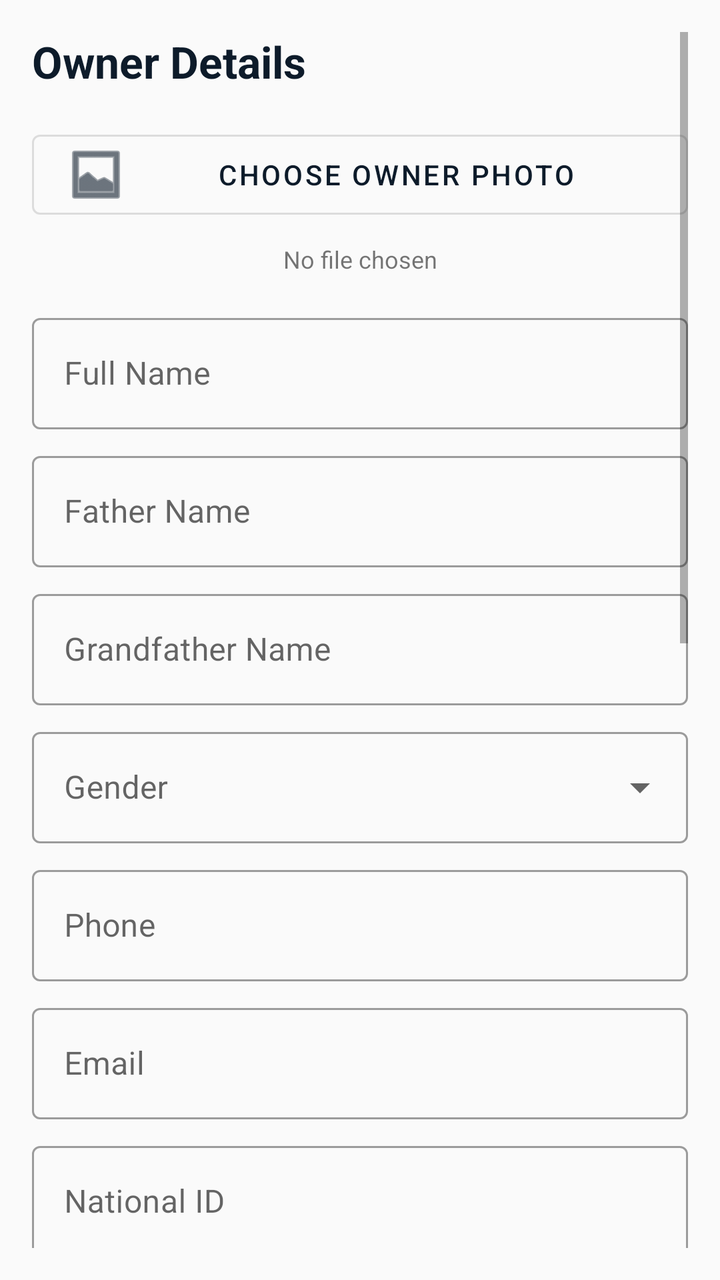
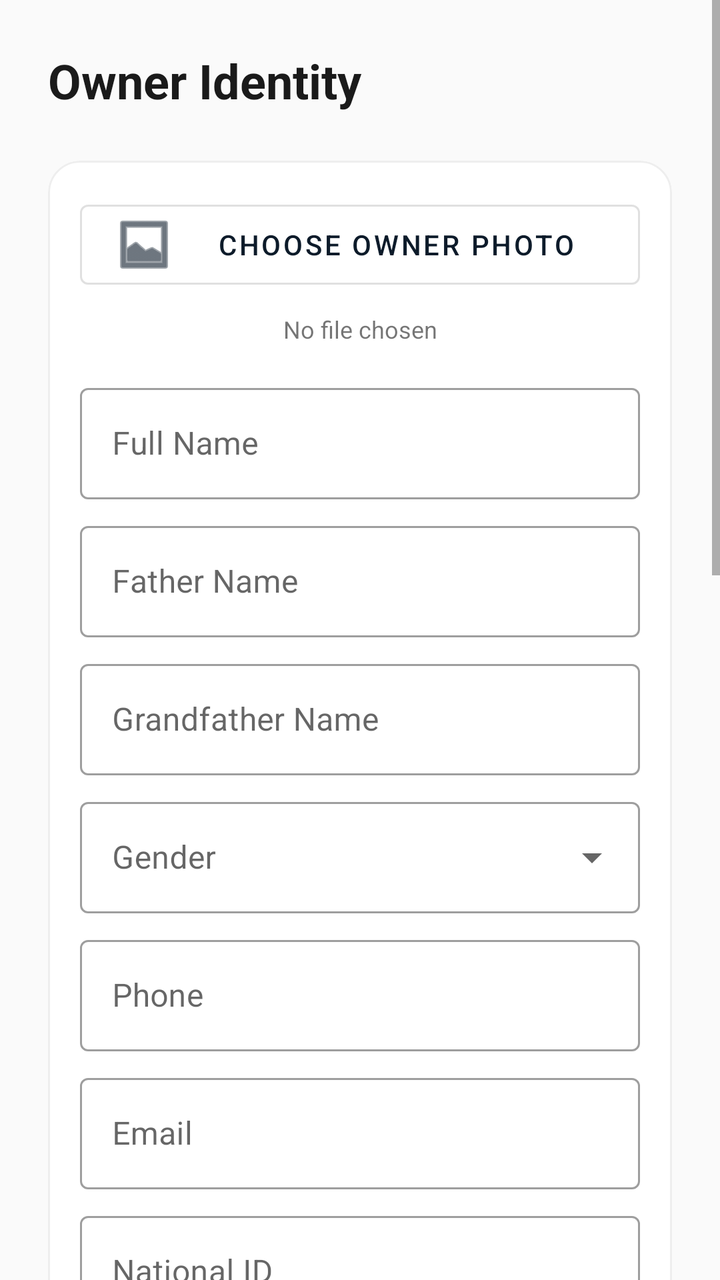

The first picture is an Android layout as it rendered before a commit; the second is the same layout after the commit. The layout source and the unified diff follow.
<!-- AndroidManifest.xml: application theme Theme.Salesagentapp -->
<!-- res/layout/fragment_owner_info.xml -->
<?xml version="1.0" encoding="utf-8"?>
<ScrollView xmlns:android="http://schemas.android.com/apk/res/android"
    xmlns:app="http://schemas.android.com/apk/res-auto"
    android:layout_width="match_parent"
    android:layout_height="match_parent"
    android:background="#FAFAFA"
    android:padding="16dp">

    <LinearLayout
        android:layout_width="match_parent"
        android:layout_height="wrap_content"
        android:orientation="vertical">

        <TextView android:layout_width="match_parent" android:layout_height="wrap_content" android:text="Owner Details" android:textSize="22sp" android:textStyle="bold" android:textColor="#0d1b2a" android:layout_marginBottom="16dp"/>

        <Button
            android:id="@+id/RenOwnerBtnChooseFile"
            style="@style/Widget.MaterialComponents.Button.OutlinedButton"
            android:layout_width="match_parent"
            android:layout_height="wrap_content"
            android:layout_marginBottom="8dp"
            android:text="Choose Owner Photo"
            app:icon="@android:drawable/ic_menu_gallery" />

        <TextView
            android:id="@+id/RenOwnerTvFileName"
            android:layout_width="match_parent"
            android:layout_height="wrap_content"
            android:text="No file chosen"
            android:textSize="12sp"
            android:layout_marginBottom="16dp"
            android:gravity="center" />

        <com.google.android.material.textfield.TextInputLayout style="@style/Widget.MaterialComponents.TextInputLayout.OutlinedBox" android:layout_width="match_parent" android:layout_height="wrap_content" android:hint="Full Name" android:layout_marginBottom="8dp"><com.google.android.material.textfield.TextInputEditText android:id="@+id/RenOwnerEtFullName" android:layout_width="match_parent" android:layout_height="wrap_content"/></com.google.android.material.textfield.TextInputLayout>
        <com.google.android.material.textfield.TextInputLayout style="@style/Widget.MaterialComponents.TextInputLayout.OutlinedBox" android:layout_width="match_parent" android:layout_height="wrap_content" android:hint="Father Name" android:layout_marginBottom="8dp"><com.google.android.material.textfield.TextInputEditText android:id="@+id/RenOwnerEtFatherName" android:layout_width="match_parent" android:layout_height="wrap_content"/></com.google.android.material.textfield.TextInputLayout>
        <com.google.android.material.textfield.TextInputLayout style="@style/Widget.MaterialComponents.TextInputLayout.OutlinedBox" android:layout_width="match_parent" android:layout_height="wrap_content" android:hint="Grandfather Name" android:layout_marginBottom="8dp"><com.google.android.material.textfield.TextInputEditText android:id="@+id/RenOwnerEtGrandfatherName" android:layout_width="match_parent" android:layout_height="wrap_content"/></com.google.android.material.textfield.TextInputLayout>
        <com.google.android.material.textfield.TextInputLayout style="@style/Widget.MaterialComponents.TextInputLayout.OutlinedBox.ExposedDropdownMenu" android:layout_width="match_parent" android:layout_height="wrap_content" android:hint="Gender" android:layout_marginBottom="8dp"><AutoCompleteTextView android:id="@+id/RenOwnerActvGender" android:layout_width="match_parent" android:layout_height="wrap_content" android:inputType="none"/></com.google.android.material.textfield.TextInputLayout>
        <com.google.android.material.textfield.TextInputLayout style="@style/Widget.MaterialComponents.TextInputLayout.OutlinedBox" android:layout_width="match_parent" android:layout_height="wrap_content" android:hint="Phone" android:layout_marginBottom="8dp"><com.google.android.material.textfield.TextInputEditText android:id="@+id/RenOwnerEtPhone" android:layout_width="match_parent" android:layout_height="wrap_content" android:inputType="phone"/></com.google.android.material.textfield.TextInputLayout>
        <com.google.android.material.textfield.TextInputLayout style="@style/Widget.MaterialComponents.TextInputLayout.OutlinedBox" android:layout_width="match_parent" android:layout_height="wrap_content" android:hint="Email" android:layout_marginBottom="8dp"><com.google.android.material.textfield.TextInputEditText android:id="@+id/RenOwnerEtEmail" android:layout_width="match_parent" android:layout_height="wrap_content" android:inputType="textEmailAddress"/></com.google.android.material.textfield.TextInputLayout>
        <com.google.android.material.textfield.TextInputLayout style="@style/Widget.MaterialComponents.TextInputLayout.OutlinedBox" android:layout_width="match_parent" android:layout_height="wrap_content" android:hint="National ID" android:layout_marginBottom="16dp"><com.google.android.material.textfield.TextInputEditText android:id="@+id/RenOwnerEtNationalId" android:layout_width="match_parent" android:layout_height="wrap_content"/></com.google.android.material.textfield.TextInputLayout>

        <TextView android:layout_width="wrap_content" android:layout_height="wrap_content" android:text="ORIGIN" android:textStyle="bold" android:layout_marginBottom="8dp"/>
        <com.google.android.material.textfield.TextInputLayout style="@style/Widget.MaterialComponents.TextInputLayout.OutlinedBox" android:layout_width="match_parent" android:layout_height="wrap_content" android:hint="Province" android:layout_marginBottom="8dp"><com.google.android.material.textfield.TextInputEditText android:id="@+id/RenOwnerEtOriginProv" android:layout_width="match_parent" android:layout_height="wrap_content"/></com.google.android.material.textfield.TextInputLayout>
        <com.google.android.material.textfield.TextInputLayout style="@style/Widget.MaterialComponents.TextInputLayout.OutlinedBox" android:layout_width="match_parent" android:layout_height="wrap_content" android:hint="District" android:layout_marginBottom="8dp"><com.google.android.material.textfield.TextInputEditText android:id="@+id/RenOwnerEtOriginDist" android:layout_width="match_parent" android:layout_height="wrap_content"/></com.google.android.material.textfield.TextInputLayout>
        <com.google.android.material.textfield.TextInputLayout style="@style/Widget.MaterialComponents.TextInputLayout.OutlinedBox" android:layout_width="match_parent" android:layout_height="wrap_content" android:hint="Village" android:layout_marginBottom="16dp"><com.google.android.material.textfield.TextInputEditText android:id="@+id/RenOwnerEtOriginVillage" android:layout_width="match_parent" android:layout_height="wrap_content"/></com.google.android.material.textfield.TextInputLayout>

        <TextView android:layout_width="wrap_content" android:layout_height="wrap_content" android:text="CURRENT RESIDENCE" android:textStyle="bold" android:layout_marginBottom="8dp"/>
        <com.google.android.material.textfield.TextInputLayout style="@style/Widget.MaterialComponents.TextInputLayout.OutlinedBox" android:layout_width="match_parent" android:layout_height="wrap_content" android:hint="Province" android:layout_marginBottom="8dp"><com.google.android.material.textfield.TextInputEditText android:id="@+id/RenOwnerEtResProv" android:layout_width="match_parent" android:layout_height="wrap_content"/></com.google.android.material.textfield.TextInputLayout>
        <com.google.android.material.textfield.TextInputLayout style="@style/Widget.MaterialComponents.TextInputLayout.OutlinedBox" android:layout_width="match_parent" android:layout_height="wrap_content" android:hint="District" android:layout_marginBottom="8dp"><com.google.android.material.textfield.TextInputEditText android:id="@+id/RenOwnerEtResDist" android:layout_width="match_parent" android:layout_height="wrap_content"/></com.google.android.material.textfield.TextInputLayout>
        <com.google.android.material.textfield.TextInputLayout style="@style/Widget.MaterialComponents.TextInputLayout.OutlinedBox" android:layout_width="match_parent" android:layout_height="wrap_content" android:hint="Village" android:layout_marginBottom="16dp"><com.google.android.material.textfield.TextInputEditText android:id="@+id/RenOwnerEtResVillage" android:layout_width="match_parent" android:layout_height="wrap_content"/></com.google.android.material.textfield.TextInputLayout>

        <com.google.android.material.textfield.TextInputLayout style="@style/Widget.MaterialComponents.TextInputLayout.OutlinedBox" android:layout_width="match_parent" android:layout_height="wrap_content" android:hint="GPS Coordinates (Lat, Long)" android:layout_marginBottom="24dp"><com.google.android.material.textfield.TextInputEditText android:id="@+id/RenOwnerEtGpsCoords" android:layout_width="match_parent" android:layout_height="wrap_content"/></com.google.android.material.textfield.TextInputLayout>

        <Button android:id="@+id/RenOwnerBtnNext" android:layout_width="match_parent" android:layout_height="60dp" android:text="Next: Renter" android:backgroundTint="#0d1b2a"/>
    </LinearLayout>
</ScrollView>
<!-- resources referenced by this layout -->
<resources>
  <style name="Theme.Salesagentapp" parent="Theme.MaterialComponents.DayNight.NoActionBar">
          <item name="colorPrimary">@color/sapphire_dark</item>
          <item name="colorSecondary">@color/teal_accent</item>
          <item name="android:windowBackground">@color/white</item>
      </style>
  <color name="sapphire_dark">#0d1b2a</color>
  <color name="teal_accent">#319795</color>
  <color name="white">#ffffff</color>
</resources>

<!-- the commit's change to res/layout/fragment_owner_info.xml (unified diff, before → after) -->
@@ -4,53 +4,137 @@
     android:layout_width="match_parent"
     android:layout_height="match_parent"
     android:background="#FAFAFA"
-    android:padding="16dp">
+    android:fillViewport="true">
 
     <LinearLayout
         android:layout_width="match_parent"
         android:layout_height="wrap_content"
-        android:orientation="vertical">
+        android:orientation="vertical"
+        android:padding="24dp">
 
-        <TextView android:layout_width="match_parent" android:layout_height="wrap_content" android:text="Owner Details" android:textSize="22sp" android:textStyle="bold" android:textColor="#0d1b2a" android:layout_marginBottom="16dp"/>
+        <TextView
+            android:layout_width="match_parent"
+            android:layout_height="wrap_content"
+            android:text="Owner Identity"
+            android:textSize="24sp"
+            android:textStyle="bold"
+            android:textColor="#1A1A1A"
+            android:layout_marginBottom="24dp"/>
+
+        
+        <com.google.android.material.card.MaterialCardView
+            android:layout_width="match_parent"
+            android:layout_height="wrap_content"
+            android:layout_marginBottom="24dp"
+            app:cardCornerRadius="16dp"
+            app:cardElevation="0dp"
+            app:strokeWidth="1dp"
+            app:strokeColor="#EEEEEE">
+
+            <LinearLayout
+                android:layout_width="match_parent"
+                android:layout_height="wrap_content"
+                android:orientation="vertical"
+                android:padding="16dp">
+
+                <Button
+                    android:id="@+id/RenOwnerBtnChooseFile"
+                    style="@style/Widget.MaterialComponents.Button.OutlinedButton"
+                    android:layout_width="match_parent"
+                    android:layout_height="wrap_content"
+                    android:text="Choose Owner Photo"
+                    app:icon="@android:drawable/ic_menu_gallery" />
+
+                <TextView
+                    android:id="@+id/RenOwnerTvFileName"
+                    android:layout_width="match_parent"
+                    android:layout_height="wrap_content"
+                    android:text="No file chosen"
+                    android:textSize="12sp"
+                    android:layout_marginTop="8dp"
+                    android:gravity="center" />
+
+                <com.google.android.material.textfield.TextInputLayout style="@style/Widget.MaterialComponents.TextInputLayout.OutlinedBox" android:layout_width="match_parent" android:layout_height="wrap_content" android:hint="Full Name" android:layout_marginTop="16dp">
+                    <com.google.android.material.textfield.TextInputEditText android:id="@+id/RenOwnerEtFullName" android:layout_width="match_parent" android:layout_height="wrap_content"/>
+                </com.google.android.material.textfield.TextInputLayout>
+
+                <com.google.android.material.textfield.TextInputLayout style="@style/Widget.MaterialComponents.TextInputLayout.OutlinedBox" android:layout_width="match_parent" android:layout_height="wrap_content" android:hint="Father Name" android:layout_marginTop="8dp">
+                    <com.google.android.material.textfield.TextInputEditText android:id="@+id/RenOwnerEtFatherName" android:layout_width="match_parent" android:layout_height="wrap_content"/>
+                </com.google.android.material.textfield.TextInputLayout>
+
+                <com.google.android.material.textfield.TextInputLayout style="@style/Widget.MaterialComponents.TextInputLayout.OutlinedBox" android:layout_width="match_parent" android:layout_height="wrap_content" android:hint="Grandfather Name" android:layout_marginTop="8dp">
+                    <com.google.android.material.textfield.TextInputEditText android:id="@+id/RenOwnerEtGrandfatherName" android:layout_width="match_parent" android:layout_height="wrap_content"/>
+                </com.google.android.material.textfield.TextInputLayout>
+
+                <com.google.android.material.textfield.TextInputLayout style="@style/Widget.MaterialComponents.TextInputLayout.OutlinedBox.ExposedDropdownMenu" android:layout_width="match_parent" android:layout_height="wrap_content" android:hint="Gender" android:layout_marginTop="8dp">
+                    <AutoCompleteTextView android:id="@+id/RenOwnerActvGender" android:layout_width="match_parent" android:layout_height="wrap_content" android:inputType="none"/>
+                </com.google.android.material.textfield.TextInputLayout>
+
+                <com.google.android.material.textfield.TextInputLayout style="@style/Widget.MaterialComponents.TextInputLayout.OutlinedBox" android:layout_width="match_parent" android:layout_height="wrap_content" android:hint="Phone" android:layout_marginTop="8dp">
+                    <com.google.android.material.textfield.TextInputEditText android:id="@+id/RenOwnerEtPhone" android:layout_width="match_parent" android:layout_height="wrap_content" android:inputType="phone"/>
+                </com.google.android.material.textfield.TextInputLayout>
+
+                <com.google.android.material.textfield.TextInputLayout style="@style/Widget.MaterialComponents.TextInputLayout.OutlinedBox" android:layout_width="match_parent" android:layout_height="wrap_content" android:hint="Email" android:layout_marginTop="8dp">
+                    <com.google.android.material.textfield.TextInputEditText android:id="@+id/RenOwnerEtEmail" android:layout_width="match_parent" android:layout_height="wrap_content" android:inputType="textEmailAddress"/>
+                </com.google.android.material.textfield.TextInputLayout>
+
+                <com.google.android.material.textfield.TextInputLayout style="@style/Widget.MaterialComponents.TextInputLayout.OutlinedBox" android:layout_width="match_parent" android:layout_height="wrap_content" android:hint="National ID" android:layout_marginTop="8dp">
+                    <com.google.android.material.textfield.TextInputEditText android:id="@+id/RenOwnerEtNationalId" android:layout_width="match_parent" android:layout_height="wrap_content"/>
+                </com.google.android.material.textfield.TextInputLayout>
+            </LinearLayout>
+        </com.google.android.material.card.MaterialCardView>
+
+        
+        <TextView android:layout_width="wrap_content" android:layout_height="wrap_content" android:text="Location Details" android:textStyle="bold" android:textSize="18sp" android:layout_marginBottom="12dp" android:textColor="#1A1A1A"/>
+
+        <com.google.android.material.card.MaterialCardView
+            android:layout_width="match_parent"
+            android:layout_height="wrap_content"
+            android:layout_marginBottom="24dp"
+            app:cardCornerRadius="16dp"
+            app:cardElevation="0dp"
+            app:strokeWidth="1dp"
+            app:strokeColor="#EEEEEE">
+
+            <LinearLayout android:layout_width="match_parent" android:layout_height="wrap_content" android:orientation="vertical" android:padding="16dp">
+                <TextView android:layout_width="wrap_content" android:layout_height="wrap_content" android:text="ORIGIN" android:textSize="12sp" android:textColor="#9E9E9E" android:textStyle="bold" android:letterSpacing="0.1"/>
+                <com.google.android.material.textfield.TextInputLayout style="@style/Widget.MaterialComponents.TextInputLayout.OutlinedBox" android:layout_width="match_parent" android:layout_height="wrap_content" android:hint="Province">
+                    <com.google.android.material.textfield.TextInputEditText android:id="@+id/RenOwnerEtOriginProv" android:layout_width="match_parent" android:layout_height="wrap_content"/>
+                </com.google.android.material.textfield.TextInputLayout>
+                <com.google.android.material.textfield.TextInputLayout style="@style/Widget.MaterialComponents.TextInputLayout.OutlinedBox" android:layout_width="match_parent" android:layout_height="wrap_content" android:hint="District" android:layout_marginTop="8dp">
+                    <com.google.android.material.textfield.TextInputEditText android:id="@+id/RenOwnerEtOriginDist" android:layout_width="match_parent" android:layout_height="wrap_content"/>
+                </com.google.android.material.textfield.TextInputLayout>
+                <com.google.android.material.textfield.TextInputLayout style="@style/Widget.MaterialComponents.TextInputLayout.OutlinedBox" android:layout_width="match_parent" android:layout_height="wrap_content" android:hint="Village" android:layout_marginTop="8dp">
+                    <com.google.android.material.textfield.TextInputEditText android:id="@+id/RenOwnerEtOriginVillage" android:layout_width="match_parent" android:layout_height="wrap_content"/>
+                </com.google.android.material.textfield.TextInputLayout>
+
+                <View android:layout_width="match_parent" android:layout_height="1dp" android:background="#EEEEEE" android:layout_marginVertical="16dp"/>
+
+                <TextView android:layout_width="wrap_content" android:layout_height="wrap_content" android:text="CURRENT RESIDENCE" android:textSize="12sp" android:textColor="#9E9E9E" android:textStyle="bold" android:letterSpacing="0.1"/>
+                <com.google.android.material.textfield.TextInputLayout style="@style/Widget.MaterialComponents.TextInputLayout.OutlinedBox" android:layout_width="match_parent" android:layout_height="wrap_content" android:hint="Province" android:layout_marginTop="8dp">
+                    <com.google.android.material.textfield.TextInputEditText android:id="@+id/RenOwnerEtResProv" android:layout_width="match_parent" android:layout_height="wrap_content"/>
+                </com.google.android.material.textfield.TextInputLayout>
+                <com.google.android.material.textfield.TextInputLayout style="@style/Widget.MaterialComponents.TextInputLayout.OutlinedBox" android:layout_width="match_parent" android:layout_height="wrap_content" android:hint="District" android:layout_marginTop="8dp">
+                    <com.google.android.material.textfield.TextInputEditText android:id="@+id/RenOwnerEtResDist" android:layout_width="match_parent" android:layout_height="wrap_content"/>
+                </com.google.android.material.textfield.TextInputLayout>
+                <com.google.android.material.textfield.TextInputLayout style="@style/Widget.MaterialComponents.TextInputLayout.OutlinedBox" android:layout_width="match_parent" android:layout_height="wrap_content" android:hint="Village" android:layout_marginTop="8dp">
+                    <com.google.android.material.textfield.TextInputEditText android:id="@+id/RenOwnerEtResVillage" android:layout_width="match_parent" android:layout_height="wrap_content"/>
+                </com.google.android.material.textfield.TextInputLayout>
+                <com.google.android.material.textfield.TextInputLayout style="@style/Widget.MaterialComponents.TextInputLayout.OutlinedBox" android:layout_width="match_parent" android:layout_height="wrap_content" android:hint="GPS Coordinates (Lat, Long)" android:layout_marginTop="8dp">
+                    <com.google.android.material.textfield.TextInputEditText android:id="@+id/RenOwnerEtGpsCoords" android:layout_width="match_parent" android:layout_height="wrap_content"/>
+                </com.google.android.material.textfield.TextInputLayout>
+            </LinearLayout>
+        </com.google.android.material.card.MaterialCardView>
 
         <Button
-            android:id="@+id/RenOwnerBtnChooseFile"
-            style="@style/Widget.MaterialComponents.Button.OutlinedButton"
+            android:id="@+id/RenOwnerBtnNext"
             android:layout_width="match_parent"
-            android:layout_height="wrap_content"
-            android:layout_marginBottom="8dp"
-            android:text="Choose Owner Photo"
-            app:icon="@android:drawable/ic_menu_gallery" />
+            android:layout_height="64dp"
+            android:text="Next: Renter"
+            android:textSize="16sp"
+            android:textStyle="bold"
+            app:cornerRadius="16dp"
+            android:backgroundTint="#0d1b2a"/>
 
-        <TextView
-            android:id="@+id/RenOwnerTvFileName"
-            android:layout_width="match_parent"
-            android:layout_height="wrap_content"
-            android:text="No file chosen"
-            android:textSize="12sp"
-            android:layout_marginBottom="16dp"
-            android:gravity="center" />
-
-        <com.google.android.material.textfield.TextInputLayout style="@style/Widget.MaterialComponents.TextInputLayout.OutlinedBox" android:layout_width="match_parent" android:layout_height="wrap_content" android:hint="Full Name" android:layout_marginBottom="8dp"><com.google.android.material.textfield.TextInputEditText android:id="@+id/RenOwnerEtFullName" android:layout_width="match_parent" android:layout_height="wrap_content"/></com.google.android.material.textfield.TextInputLayout>
-        <com.google.android.material.textfield.TextInputLayout style="@style/Widget.MaterialComponents.TextInputLayout.OutlinedBox" android:layout_width="match_parent" android:layout_height="wrap_content" android:hint="Father Name" android:layout_marginBottom="8dp"><com.google.android.material.textfield.TextInputEditText android:id="@+id/RenOwnerEtFatherName" android:layout_width="match_parent" android:layout_height="wrap_content"/></com.google.android.material.textfield.TextInputLayout>
-        <com.google.android.material.textfield.TextInputLayout style="@style/Widget.MaterialComponents.TextInputLayout.OutlinedBox" android:layout_width="match_parent" android:layout_height="wrap_content" android:hint="Grandfather Name" android:layout_marginBottom="8dp"><com.google.android.material.textfield.TextInputEditText android:id="@+id/RenOwnerEtGrandfatherName" android:layout_width="match_parent" android:layout_height="wrap_content"/></com.google.android.material.textfield.TextInputLayout>
-        <com.google.android.material.textfield.TextInputLayout style="@style/Widget.MaterialComponents.TextInputLayout.OutlinedBox.ExposedDropdownMenu" android:layout_width="match_parent" android:layout_height="wrap_content" android:hint="Gender" android:layout_marginBottom="8dp"><AutoCompleteTextView android:id="@+id/RenOwnerActvGender" android:layout_width="match_parent" android:layout_height="wrap_content" android:inputType="none"/></com.google.android.material.textfield.TextInputLayout>
-        <com.google.android.material.textfield.TextInputLayout style="@style/Widget.MaterialComponents.TextInputLayout.OutlinedBox" android:layout_width="match_parent" android:layout_height="wrap_content" android:hint="Phone" android:layout_marginBottom="8dp"><com.google.android.material.textfield.TextInputEditText android:id="@+id/RenOwnerEtPhone" android:layout_width="match_parent" android:layout_height="wrap_content" android:inputType="phone"/></com.google.android.material.textfield.TextInputLayout>
-        <com.google.android.material.textfield.TextInputLayout style="@style/Widget.MaterialComponents.TextInputLayout.OutlinedBox" android:layout_width="match_parent" android:layout_height="wrap_content" android:hint="Email" android:layout_marginBottom="8dp"><com.google.android.material.textfield.TextInputEditText android:id="@+id/RenOwnerEtEmail" android:layout_width="match_parent" android:layout_height="wrap_content" android:inputType="textEmailAddress"/></com.google.android.material.textfield.TextInputLayout>
-        <com.google.android.material.textfield.TextInputLayout style="@style/Widget.MaterialComponents.TextInputLayout.OutlinedBox" android:layout_width="match_parent" android:layout_height="wrap_content" android:hint="National ID" android:layout_marginBottom="16dp"><com.google.android.material.textfield.TextInputEditText android:id="@+id/RenOwnerEtNationalId" android:layout_width="match_parent" android:layout_height="wrap_content"/></com.google.android.material.textfield.TextInputLayout>
-
-        <TextView android:layout_width="wrap_content" android:layout_height="wrap_content" android:text="ORIGIN" android:textStyle="bold" android:layout_marginBottom="8dp"/>
-        <com.google.android.material.textfield.TextInputLayout style="@style/Widget.MaterialComponents.TextInputLayout.OutlinedBox" android:layout_width="match_parent" android:layout_height="wrap_content" android:hint="Province" android:layout_marginBottom="8dp"><com.google.android.material.textfield.TextInputEditText android:id="@+id/RenOwnerEtOriginProv" android:layout_width="match_parent" android:layout_height="wrap_content"/></com.google.android.material.textfield.TextInputLayout>
-        <com.google.android.material.textfield.TextInputLayout style="@style/Widget.MaterialComponents.TextInputLayout.OutlinedBox" android:layout_width="match_parent" android:layout_height="wrap_content" android:hint="District" android:layout_marginBottom="8dp"><com.google.android.material.textfield.TextInputEditText android:id="@+id/RenOwnerEtOriginDist" android:layout_width="match_parent" android:layout_height="wrap_content"/></com.google.android.material.textfield.TextInputLayout>
-        <com.google.android.material.textfield.TextInputLayout style="@style/Widget.MaterialComponents.TextInputLayout.OutlinedBox" android:layout_width="match_parent" android:layout_height="wrap_content" android:hint="Village" android:layout_marginBottom="16dp"><com.google.android.material.textfield.TextInputEditText android:id="@+id/RenOwnerEtOriginVillage" android:layout_width="match_parent" android:layout_height="wrap_content"/></com.google.android.material.textfield.TextInputLayout>
-
-        <TextView android:layout_width="wrap_content" android:layout_height="wrap_content" android:text="CURRENT RESIDENCE" android:textStyle="bold" android:layout_marginBottom="8dp"/>
-        <com.google.android.material.textfield.TextInputLayout style="@style/Widget.MaterialComponents.TextInputLayout.OutlinedBox" android:layout_width="match_parent" android:layout_height="wrap_content" android:hint="Province" android:layout_marginBottom="8dp"><com.google.android.material.textfield.TextInputEditText android:id="@+id/RenOwnerEtResProv" android:layout_width="match_parent" android:layout_height="wrap_content"/></com.google.android.material.textfield.TextInputLayout>
-        <com.google.android.material.textfield.TextInputLayout style="@style/Widget.MaterialComponents.TextInputLayout.OutlinedBox" android:layout_width="match_parent" android:layout_height="wrap_content" android:hint="District" android:layout_marginBottom="8dp"><com.google.android.material.textfield.TextInputEditText android:id="@+id/RenOwnerEtResDist" android:layout_width="match_parent" android:layout_height="wrap_content"/></com.google.android.material.textfield.TextInputLayout>
-        <com.google.android.material.textfield.TextInputLayout style="@style/Widget.MaterialComponents.TextInputLayout.OutlinedBox" android:layout_width="match_parent" android:layout_height="wrap_content" android:hint="Village" android:layout_marginBottom="16dp"><com.google.android.material.textfield.TextInputEditText android:id="@+id/RenOwnerEtResVillage" android:layout_width="match_parent" android:layout_height="wrap_content"/></com.google.android.material.textfield.TextInputLayout>
-
-        <com.google.android.material.textfield.TextInputLayout style="@style/Widget.MaterialComponents.TextInputLayout.OutlinedBox" android:layout_width="match_parent" android:layout_height="wrap_content" android:hint="GPS Coordinates (Lat, Long)" android:layout_marginBottom="24dp"><com.google.android.material.textfield.TextInputEditText android:id="@+id/RenOwnerEtGpsCoords" android:layout_width="match_parent" android:layout_height="wrap_content"/></com.google.android.material.textfield.TextInputLayout>
-
-        <Button android:id="@+id/RenOwnerBtnNext" android:layout_width="match_parent" android:layout_height="60dp" android:text="Next: Renter" android:backgroundTint="#0d1b2a"/>
     </LinearLayout>
 </ScrollView>
